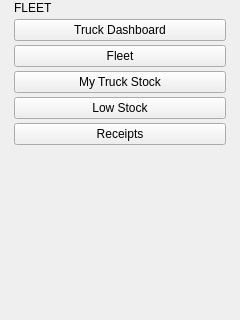
Felipeact/InventoryQtApp, file InventoryQtApp/SidebarWidget.ui: the form before one commit; both pictures show x 0 to 240 and y 306 to 626 of the 240 by 820 pixel window.
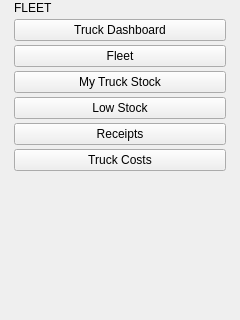
The form after the commit.

Commit message: qt: add Truck Costs analytics page (parity with web/mobile)

```diff
--- a/InventoryQtApp/SidebarWidget.ui
+++ b/InventoryQtApp/SidebarWidget.ui
@@ -140,6 +140,13 @@
      <property name="cursor"><cursorShape>PointingHandCursor</cursorShape></property>
     </widget>
    </item>
+   <item>
+    <widget class="QPushButton" name="truckCostsButton">
+     <property name="text"><string>Truck Costs</string></property>
+     <property name="checkable"><bool>true</bool></property>
+     <property name="cursor"><cursorShape>PointingHandCursor</cursorShape></property>
+    </widget>
+   </item>
    <item>
     <spacer name="middleSpacer">
      <property name="orientation"><enum>Qt::Vertical</enum></property>
```
The commit also changes 8 other files.
